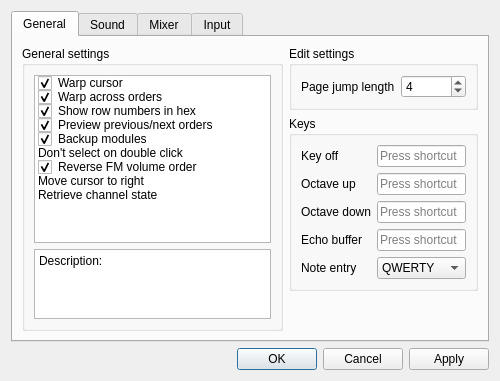
First picture: the form in BambooTracker/gui/configuration_dialog.ui, repository BambooTracker/BambooTracker, before the edit.
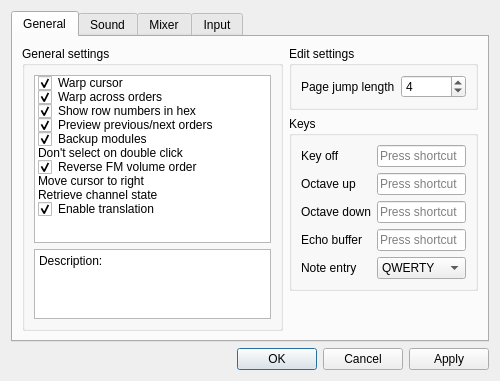
Second picture: the form after the edit. Custom widgets are drawn as their Qt base class.

Commit message: Add selection to enable translation

```diff
--- a/BambooTracker/gui/configuration_dialog.ui
+++ b/BambooTracker/gui/configuration_dialog.ui
@@ -218,6 +218,14 @@
               <enum>Unchecked</enum>
              </property>
             </item>
+            <item>
+             <property name="text">
+              <string>Enable translation</string>
+             </property>
+             <property name="checkState">
+              <enum>Checked</enum>
+             </property>
+            </item>
            </widget>
           </item>
           <item row="1" column="0">
```
The commit also changes 12 other files.
